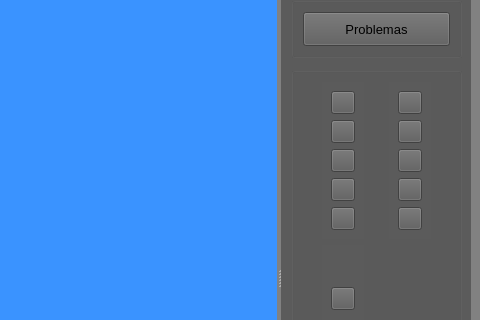
Old version of the form Trabajo/mainwindow.ui in the repository KaiacUPV/PROYECTO-IHM; both pictures show x 520 to 1000 and y 212 to 532 of the 1000 by 1000 pixel window.
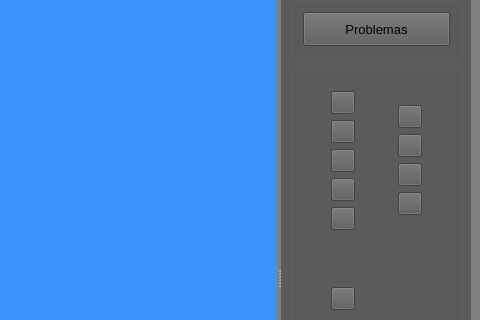
New version of the form.

Commit message: eliminado el arco

Patch:
```diff
--- a/Trabajo/mainwindow.ui
+++ b/Trabajo/mainwindow.ui
@@ -187,30 +187,6 @@
                   </property>
                  </widget>
                 </item>
-                <item>
-                 <widget class="QToolButton" name="btnArco">
-                  <property name="sizePolicy">
-                   <sizepolicy hsizetype="Maximum" vsizetype="Maximum">
-                    <horstretch>0</horstretch>
-                    <verstretch>0</verstretch>
-                   </sizepolicy>
-                  </property>
-                  <property name="minimumSize">
-                   <size>
-                    <width>0</width>
-                    <height>0</height>
-                   </size>
-                  </property>
-                  <property name="font">
-                   <font>
-                    <pointsize>10</pointsize>
-                   </font>
-                  </property>
-                  <property name="text">
-                   <string/>
-                  </property>
-                 </widget>
-                </item>
                 <item>
                  <widget class="QToolButton" name="btnColor">
                   <property name="sizePolicy">
```
The commit also changes 2 other files.
